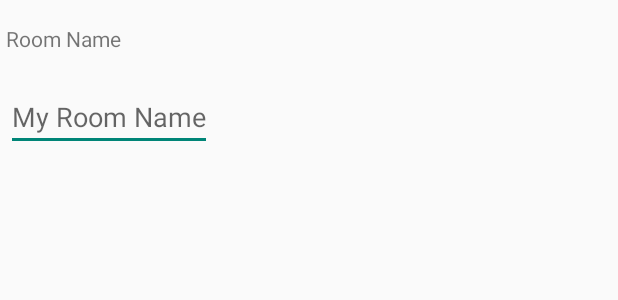
After one commit to rpretolesi/EasyDomotic, an Android app: the layout set_name_dialog_fragment.xml on its own in the app's theme, with its tools: preview values and no code run, on a phone screen of 412 x 824 dp. The commit adds this screen. Shown: the top 300 px of the screen. Run offline under Robolectric (Android 15) with nearby library versions, the light colour scheme and no system bars.

Commit message:
20_03_2015_1

```diff
--- /dev/null
+++ b/app/src/main/res/layout/set_name_dialog_fragment.xml
@@ -0,0 +1,37 @@
+<?xml version="1.0" encoding="utf-8"?>
+<LinearLayout xmlns:android="http://schemas.android.com/apk/res/android"
+              android:orientation="vertical"
+              android:layout_width="wrap_content"
+              android:layout_height="wrap_content">
+<!--
+
+    <ImageView
+        android:src="@drawable/header_logo"
+        android:layout_width="match_parent"
+        android:layout_height="64dp"
+        android:scaleType="center"
+        android:background="#FFFFBB33"
+        android:contentDescription="@string/app_name" />
+-->
+    <TextView
+        android:id="@+id/id_tv_room_name"
+        android:layout_width="match_parent"
+        android:layout_height="wrap_content"
+        android:layout_marginTop="16dp"
+        android:layout_marginLeft="4dp"
+        android:layout_marginRight="4dp"
+        android:layout_marginBottom="4dp"
+        android:text="@string/text_tv_room_name" />
+
+    <EditText
+        android:id="@+id/id_et_room_name"
+        android:inputType="text"
+        android:layout_width="match_parent"
+        android:layout_height="wrap_content"
+        android:layout_marginTop="16dp"
+        android:layout_marginLeft="4dp"
+        android:layout_marginRight="4dp"
+        android:layout_marginBottom="4dp"
+        android:hint="@string/hint_tv_room_name" />
+
+</LinearLayout>
--- a/app/src/main/res/values/strings.xml
+++ b/app/src/main/res/values/strings.xml
@@ -9,8 +9,10 @@
     <string name="settings_title_section_disp"> </string>
     <string name="settings_title_section_save">Save Room</string>
 
+    <string name="text_tv_room_name">Room Name</string>
+    <string name="hint_tv_room_name">My Room Name</string>
 
-   <string name="title_section1">Section 1</string>
+    <string name="title_section1">Section 1</string>
    <string name="title_section2">Section 2</string>
    <string name="title_section3">Section 3</string>
 
@@ -20,4 +22,9 @@
    <string name="action_example">Example action</string>
 
    <string name="action_settings">Settings</string>
+
+    <!-- General string -->
+    <string name="ok">Ok</string>
+    <string name="cancel">Cancel</string>
+
 </resources>
```
Also changed, not shown: app/src/main/java/com/pretolesi/easydomotic/SetNameDialogFragment.java (added, +112 -0 lines), app/src/main/java/com/pretolesi/easydomotic/SettingsActivity.java (+21 -6 lines).
